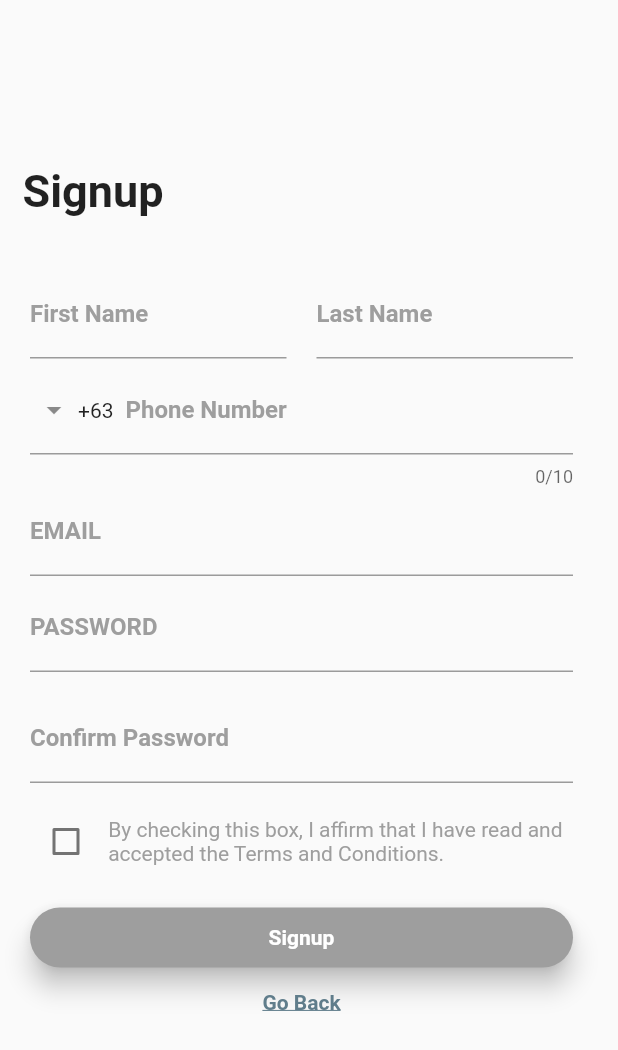
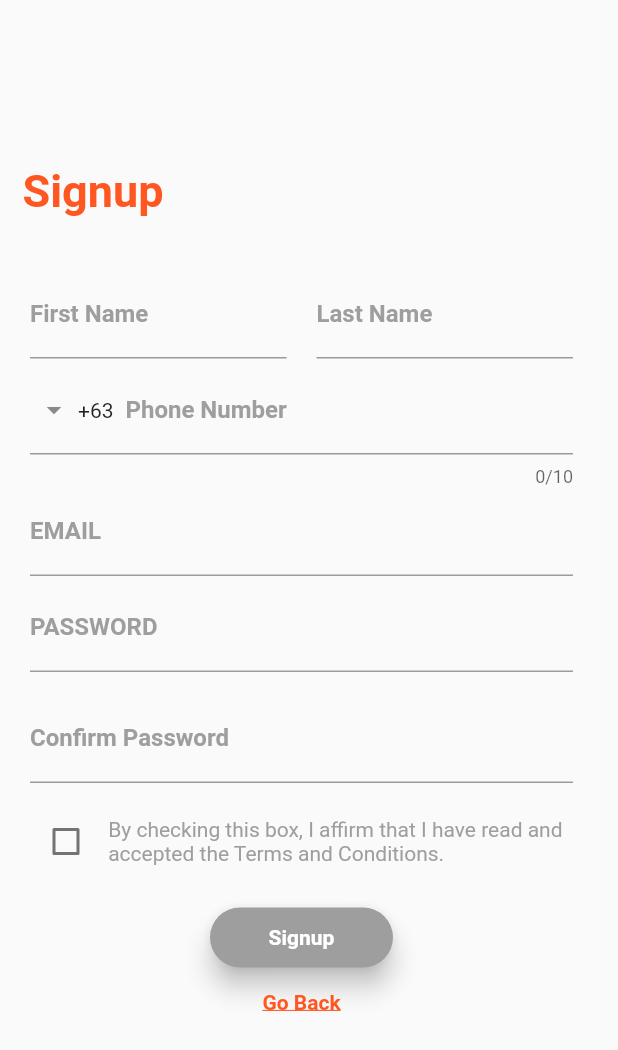
Before and after one commit to ekyut123/THESIS, a Flutter app: the SignupPage screen opened by its route, on a phone screen of 412 x 824 dp. Shown: the top 1050 px of the screen. Run offline on Flutter 3.47's test engine with Material 2 defaults, Android fonts, the phone set to English and light mode, and no system bars; drawn by our look-alikes of intl_phone_field; our stand-ins replace anim_search_bar, cloud_firestore, firebase_auth, firebase_core, flutter_rating_bar, form_field_validator and 1 more; missing offline and left inert: date_time_picker_widget; accounts and stored records are empty; Roboto replaces fonts that are missing (Montserrat).

Commit message:
Update signup.dart

```diff
--- a/lib/signup.dart
+++ b/lib/signup.dart
@@ -125,7 +125,7 @@ class _SignupPageState extends State<SignupPage> {
         child: Material(
           borderRadius: BorderRadius.circular(20),
           shadowColor: Colors.greenAccent,
-          color: Colors.black,
+          color: Colors.deepOrange,
           elevation: 7,
           child: GestureDetector(
             onTap: () async {
@@ -198,7 +198,9 @@ class _SignupPageState extends State<SignupPage> {
                         child: const Text(
                           "Signup",
                           style: TextStyle(
-                              fontSize: 30, fontWeight: FontWeight.bold),
+                              color: Colors.deepOrange,
+                              fontSize: 30,
+                              fontWeight: FontWeight.bold),
                         ),
                       ),
                     ],
@@ -362,7 +364,11 @@ class _SignupPageState extends State<SignupPage> {
                             const SizedBox(
                               height: 20,
                             ),
-                            Container(child: _signupbutton(value)),
+                            Padding(
+                              padding:
+                                  const EdgeInsets.fromLTRB(120, 0, 120, 0),
+                              child: Container(child: _signupbutton(value)),
+                            ),
                             const SizedBox(
                               height: 15,
                             ),
@@ -376,7 +382,7 @@ class _SignupPageState extends State<SignupPage> {
                                   child: const Text(
                                     'Go Back',
                                     style: TextStyle(
-                                        color: Colors.blueGrey,
+                                        color: Colors.deepOrange,
                                         fontFamily: 'Montserrat',
                                         fontWeight: FontWeight.bold,
                                         decoration: TextDecoration.underline),
```
